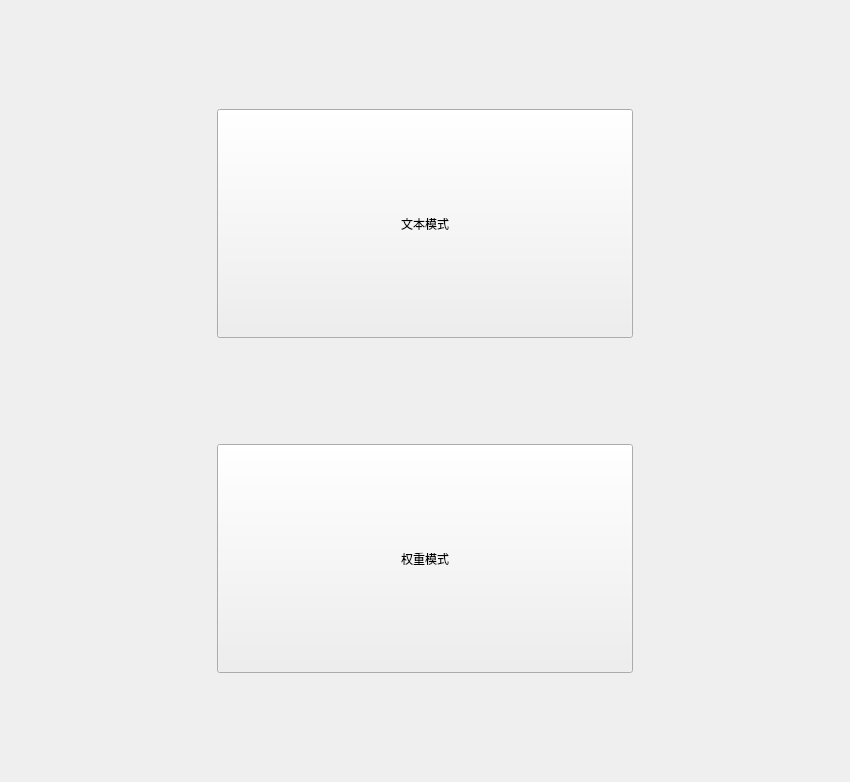
Before: the Qt Designer form resources/Main.ui in CFRFREE/WordCloud, drawn with Qt 5.
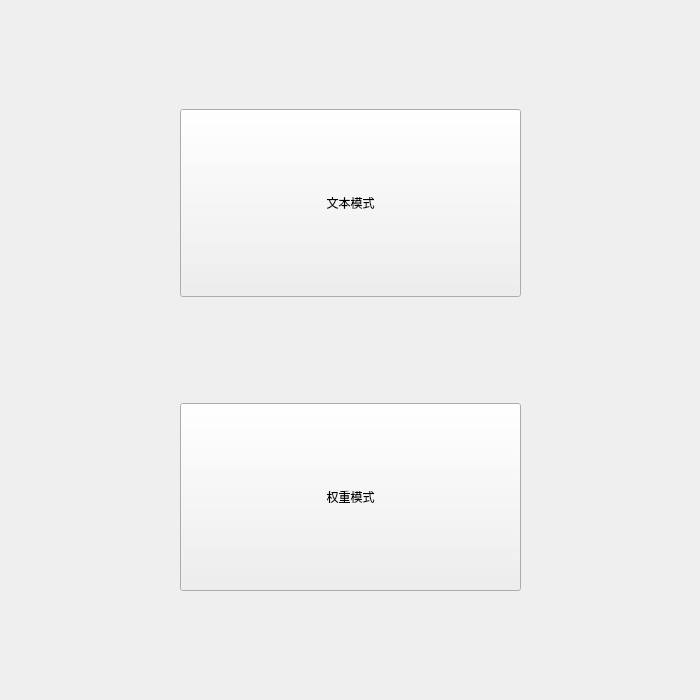
After: the same form once the commit is applied.

```diff
--- a/resources/Main.ui
+++ b/resources/Main.ui
@@ -6,8 +6,8 @@
    <rect>
     <x>0</x>
     <y>0</y>
-    <width>850</width>
-    <height>782</height>
+    <width>700</width>
+    <height>700</height>
    </rect>
   </property>
   <property name="windowTitle">
```
